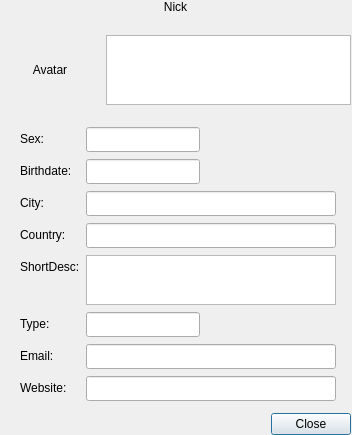
Before: the Qt Designer form ui/user_profile.ui in gitter-badger/simplechatclient, drawn with Qt 5.
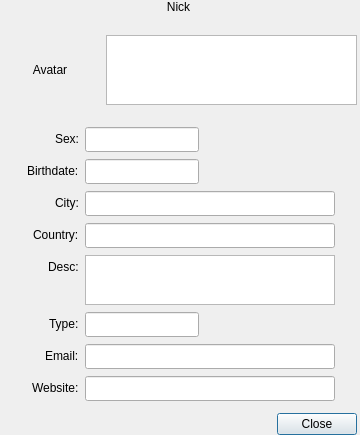
After: the same form once the commit is applied. Icons and pictures are not drawn.

Commit message: switch longdesc-shortdesc in profile

```diff
--- a/ui/user_profile.ui
+++ b/ui/user_profile.ui
@@ -6,19 +6,19 @@
    <rect>
     <x>0</x>
     <y>0</y>
-    <width>352</width>
+    <width>360</width>
     <height>435</height>
    </rect>
   </property>
   <property name="minimumSize">
    <size>
-    <width>352</width>
+    <width>360</width>
     <height>435</height>
    </size>
   </property>
   <property name="maximumSize">
    <size>
-    <width>352</width>
+    <width>360</width>
     <height>435</height>
    </size>
   </property>
@@ -34,11 +34,14 @@
     <rect>
      <x>0</x>
      <y>0</y>
-     <width>351</width>
+     <width>357</width>
      <height>435</height>
     </rect>
    </property>
    <layout class="QVBoxLayout" name="verticalLayout">
+    <property name="sizeConstraint">
+     <enum>QLayout::SetNoConstraint</enum>
+    </property>
     <item>
      <widget class="QLabel" name="label_nick">
       <property name="text">
@@ -77,7 +80,7 @@
        </widget>
       </item>
       <item>
-       <widget class="QPlainTextEdit" name="plainTextEdit_longDesc">
+       <widget class="QPlainTextEdit" name="plainTextEdit_shortDesc">
         <property name="minimumSize">
          <size>
           <width>0</width>
@@ -102,6 +105,9 @@
       <property name="fieldGrowthPolicy">
        <enum>QFormLayout::FieldsStayAtSizeHint</enum>
       </property>
+      <property name="labelAlignment">
+       <set>Qt::AlignRight|Qt::AlignTop|Qt::AlignTrailing</set>
+      </property>
       <property name="formAlignment">
        <set>Qt::AlignHCenter|Qt::AlignTop</set>
       </property>
@@ -311,12 +317,12 @@
       <item row="8" column="0">
        <widget class="QLabel" name="label_shortDesc">
         <property name="text">
-         <string>ShortDesc:</string>
+         <string>Desc:</string>
         </property>
        </widget>
       </item>
       <item row="8" column="1">
-       <widget class="QPlainTextEdit" name="plainTextEdit_shortDesc">
+       <widget class="QPlainTextEdit" name="plainTextEdit_longDesc">
         <property name="minimumSize">
          <size>
           <width>250</width>
```
Left out of the diff: 2 changed lines with no effect on the pictures. The commit also changes 3 other files.
